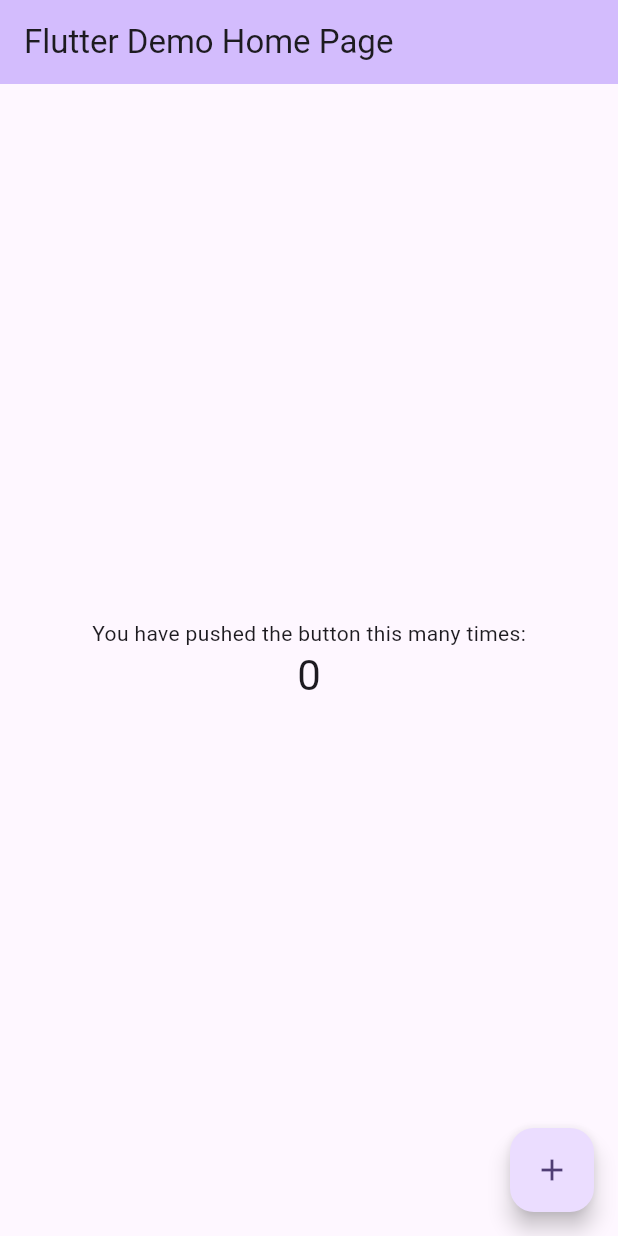
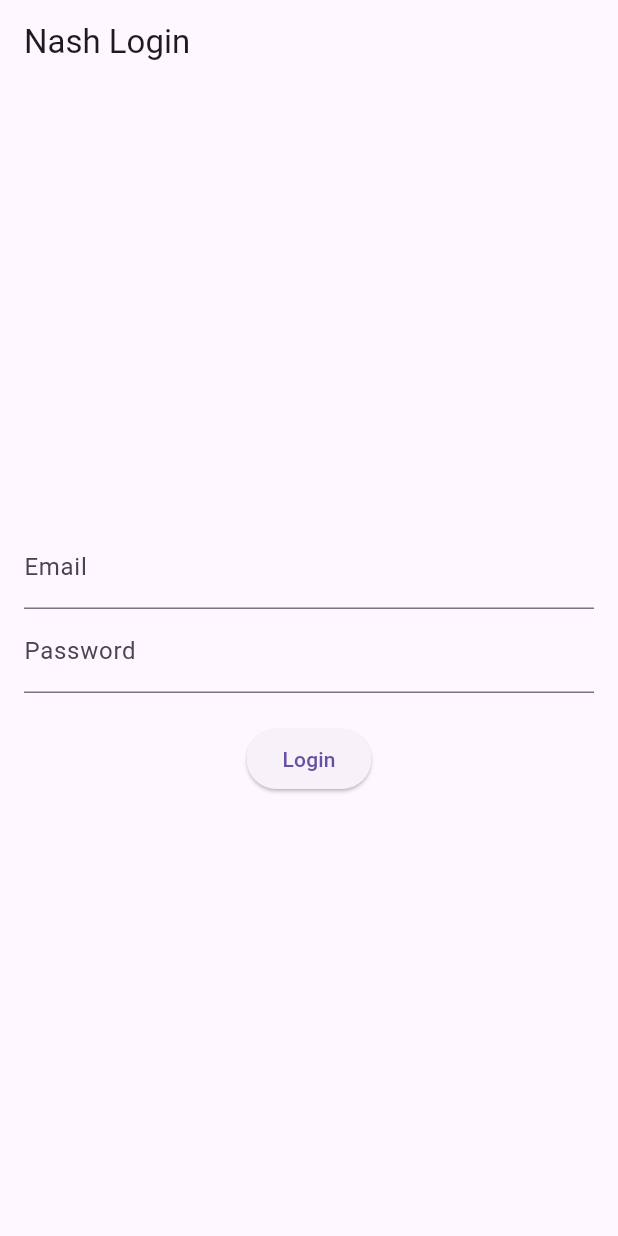
Before and after one commit to hamiezann/nash_cafe_mobile_app, a Flutter app: the screen it shows after launch, on a phone screen of 412 x 824 dp. Run offline on Flutter 3.47's test engine with Material 3 defaults, Android fonts, the phone set to English and light mode, and no system bars.

Commit message:
login page

```diff
--- /dev/null
+++ b/lib/Authentication/login.dart
@@ -0,0 +1,134 @@
+import 'package:flutter/material.dart';
+import 'package:http/http.dart' as http;
+import 'dart:convert';
+
+class LoginPage extends StatefulWidget {
+  const LoginPage({Key? key});
+
+  @override
+  State<LoginPage> createState() => _LoginPageState();
+}
+
+class _LoginPageState extends State<LoginPage> {
+  final _formKey = GlobalKey<FormState>();
+  final TextEditingController _emailController = TextEditingController();
+  final TextEditingController _passwordController = TextEditingController();
+
+  Future<void> _login() async {
+    final response = await http.post(
+      Uri.parse('http://192.168.43.243:80/api/login'), // Replace with your backend URL
+      headers: <String, String>{
+        'Content-Type': 'application/json; charset=UTF-8',
+      },
+      body: jsonEncode(<String, String>{
+        'email': _emailController.text,
+        'password': _passwordController.text,
+      }),
+    );
+
+    if (response.statusCode == 200) {
+      var data = jsonDecode(response.body);
+      String token = data['access_token'];
+      String role = data['role'];
+      int userId = data['userId'];
+
+      // Handle successful login
+      print('Logged in successfully!');
+      print('Token: $token');
+      print('Role: $role');
+      print('User ID: $userId');
+
+      // Store token and userId for future requests
+      // You can use Flutter Secure Storage to store the token securely
+
+      // Navigate to the next screen
+      Navigator.push(
+        context,
+        MaterialPageRoute(builder: (context) => HomePage()), // Replace with your HomePage
+      );
+    } else {
+      // Handle login error
+      print('Login failed: ${response.body}');
+      showDialog(
+        context: context,
+        builder: (context) => AlertDialog(
+          title: Text('Login Failed'),
+          content: Text('Invalid credentials, please try again.'),
+          actions: [
+            TextButton(
+              onPressed: () {
+                Navigator.of(context).pop();
+              },
+              child: Text('OK'),
+            ),
+          ],
+        ),
+      );
+    }
+  }
+
+  @override
+  Widget build(BuildContext context) {
+    return Scaffold(
+      appBar: AppBar(
+        title: Text("Nash Login"),
+      ),
+      body: Padding(
+        padding: EdgeInsets.all(16.0),
+        child: Form(
+          key: _formKey,
+          child: Column(
+            mainAxisAlignment: MainAxisAlignment.center,
+            children: <Widget>[
+              TextFormField(
+                controller: _emailController,
+                decoration: InputDecoration(labelText: 'Email'),
+                validator: (value) {
+                  if (value == null || value.isEmpty) {
+                    return 'Please enter your email';
+                  }
+                  return null;
+                },
+              ),
+              TextFormField(
+                controller: _passwordController,
+                decoration: InputDecoration(labelText: 'Password'),
+                obscureText: true,
+                validator: (value) {
+                  if (value == null || value.isEmpty) {
+                    return 'Please enter your password';
+                  }
+                  return null;
+                },
+              ),
+              SizedBox(height: 20),
+              ElevatedButton(
+                onPressed: () {
+                  if (_formKey.currentState!.validate()) {
+                    _login();
+                  }
+                },
+                child: Text('Login'),
+              ),
+            ],
+          ),
+        ),
+      ),
+    );
+  }
+}
+
+// Placeholder for HomePage, replace with your actual HomePage widget
+class HomePage extends StatelessWidget {
+  @override
+  Widget build(BuildContext context) {
+    return Scaffold(
+      appBar: AppBar(
+        title: Text("Home Page"),
+      ),
+      body: Center(
+        child: Text("Welcome to the Home Page!"),
+      ),
+    );
+  }
+}
--- a/lib/main.dart
+++ b/lib/main.dart
@@ -1,4 +1,6 @@
 import 'package:flutter/material.dart';
+
+import 'Authentication/login.dart';
 
 void main() {
   runApp(const MyApp());
@@ -7,119 +9,10 @@
 class MyApp extends StatelessWidget {
   const MyApp({super.key});
 
-  // This widget is the root of your application.
   @override
   Widget build(BuildContext context) {
     return MaterialApp(
-      title: 'Flutter Demo',
-      theme: ThemeData(
-        // This is the theme of your application.
-        //
-        // TRY THIS: Try running your application with "flutter run". You'll see
-        // the application has a purple toolbar. Then, without quitting the app,
-        // try changing the seedColor in the colorScheme below to Colors.green
-        // and then invoke "hot reload" (save your changes or press the "hot
-        // reload" button in a Flutter-supported IDE, or press "r" if you used
-        // the command line to start the app).
-        //
-        // Notice that the counter didn't reset back to zero; the application
-        // state is not lost during the reload. To reset the state, use hot
-        // restart instead.
-        //
-        // This works for code too, not just values: Most code changes can be
-        // tested with just a hot reload.
-        colorScheme: ColorScheme.fromSeed(seedColor: Colors.deepPurple),
-        useMaterial3: true,
-      ),
-      home: const MyHomePage(title: 'Flutter Demo Home Page'),
+      home: const LoginPage(),
     );
   }
 }
-
-class MyHomePage extends StatefulWidget {
-  const MyHomePage({super.key, required this.title});
-
-  // This widget is the home page of your application. It is stateful, meaning
-  // that it has a State object (defined below) that contains fields that affect
-  // how it looks.
-
-  // This class is the configuration for the state. It holds the values (in this
-  // case the title) provided by the parent (in this case the App widget) and
-  // used by the build method of the State. Fields in a Widget subclass are
-  // always marked "final".
-
-  final String title;
-
-  @override
-  State<MyHomePage> createState() => _MyHomePageState();
-}
-
-class _MyHomePageState extends State<MyHomePage> {
-  int _counter = 0;
-
-  void _incrementCounter() {
-    setState(() {
-      // This call to setState tells the Flutter framework that something has
-      // changed in this State, which causes it to rerun the build method below
-      // so that the display can reflect the updated values. If we changed
-      // _counter without calling setState(), then the build method would not be
-      // called again, and so nothing would appear to happen.
-      _counter++;
-    });
-  }
-
-  @override
-  Widget build(BuildContext context) {
-    // This method is rerun every time setState is called, for instance as done
-    // by the _incrementCounter method above.
-    //
-    // The Flutter framework has been optimized to make rerunning build methods
-    // fast, so that you can just rebuild anything that needs updating rather
-    // than having to individually change instances of widgets.
-    return Scaffold(
-      appBar: AppBar(
-        // TRY THIS: Try changing the color here to a specific color (to
-        // Colors.amber, perhaps?) and trigger a hot reload to see the AppBar
-        // change color while the other colors stay the same.
-        backgroundColor: Theme.of(context).colorScheme.inversePrimary,
-        // Here we take the value from the MyHomePage object that was created by
-        // the App.build method, and use it to set our appbar title.
-        title: Text(widget.title),
-      ),
-      body: Center(
-        // Center is a layout widget. It takes a single child and positions it
-        // in the middle of the parent.
-        child: Column(
-          // Column is also a layout widget. It takes a list of children and
-          // arranges them vertically. By default, it sizes itself to fit its
-          // children horizontally, and tries to be as tall as its parent.
-          //
-          // Column has various properties to control how it sizes itself and
-          // how it positions its children. Here we use mainAxisAlignment to
-          // center the children vertically; the main axis here is the vertical
-          // axis because Columns are vertical (the cross axis would be
-          // horizontal).
-          //
-          // TRY THIS: Invoke "debug painting" (choose the "Toggle Debug Paint"
-          // action in the IDE, or press "p" in the console), to see the
-          // wireframe for each widget.
-          mainAxisAlignment: MainAxisAlignment.center,
-          children: <Widget>[
-            const Text(
-              'You have pushed the button this many times:',
-            ),
-            Text(
-              '$_counter',
-              style: Theme.of(context).textTheme.headlineMedium,
-            ),
-          ],
-        ),
-      ),
-      floatingActionButton: FloatingActionButton(
-        onPressed: _incrementCounter,
-        tooltip: 'Increment',
-        child: const Icon(Icons.add),
-      ), // This trailing comma makes auto-formatting nicer for build methods.
-    );
-  }
-}
--- a/pubspec.yaml
+++ b/pubspec.yaml
@@ -32,10 +32,11 @@ dependencies:
     sdk: flutter
 
 
+
   # The following adds the Cupertino Icons font to your application.
   # Use with the CupertinoIcons class for iOS style icons.
   cupertino_icons: ^1.0.6
-
+  http: ^1.2.1
 dev_dependencies:
   flutter_test:
     sdk: flutter
```
Also changed, not shown: pubspec.lock.
